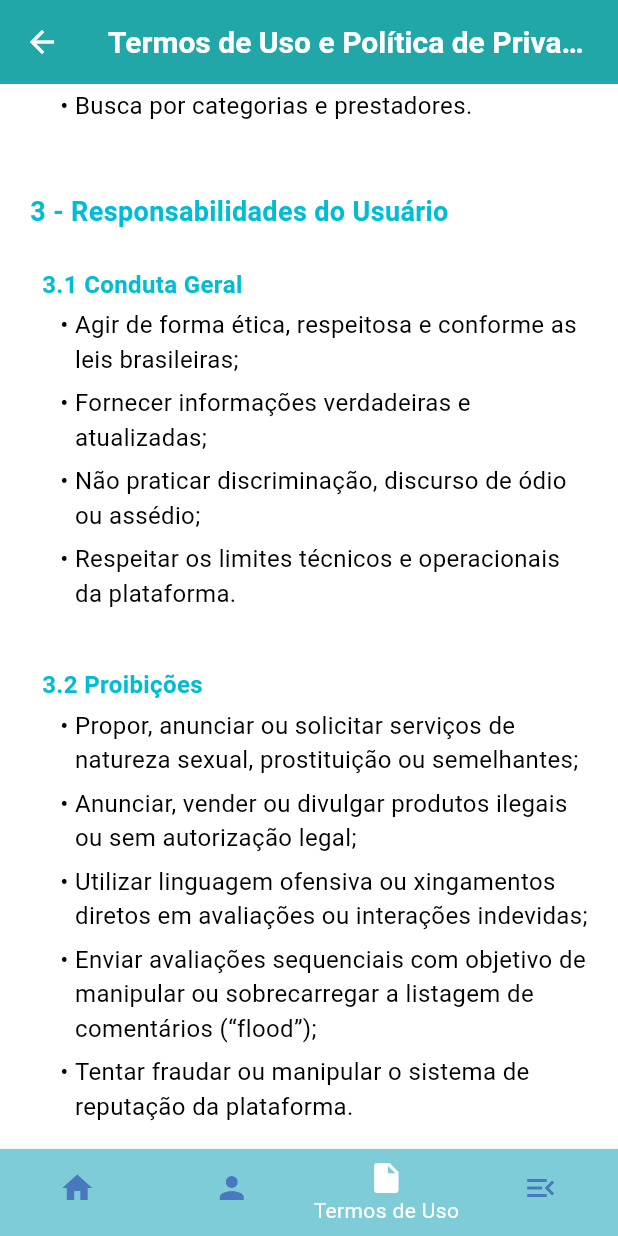
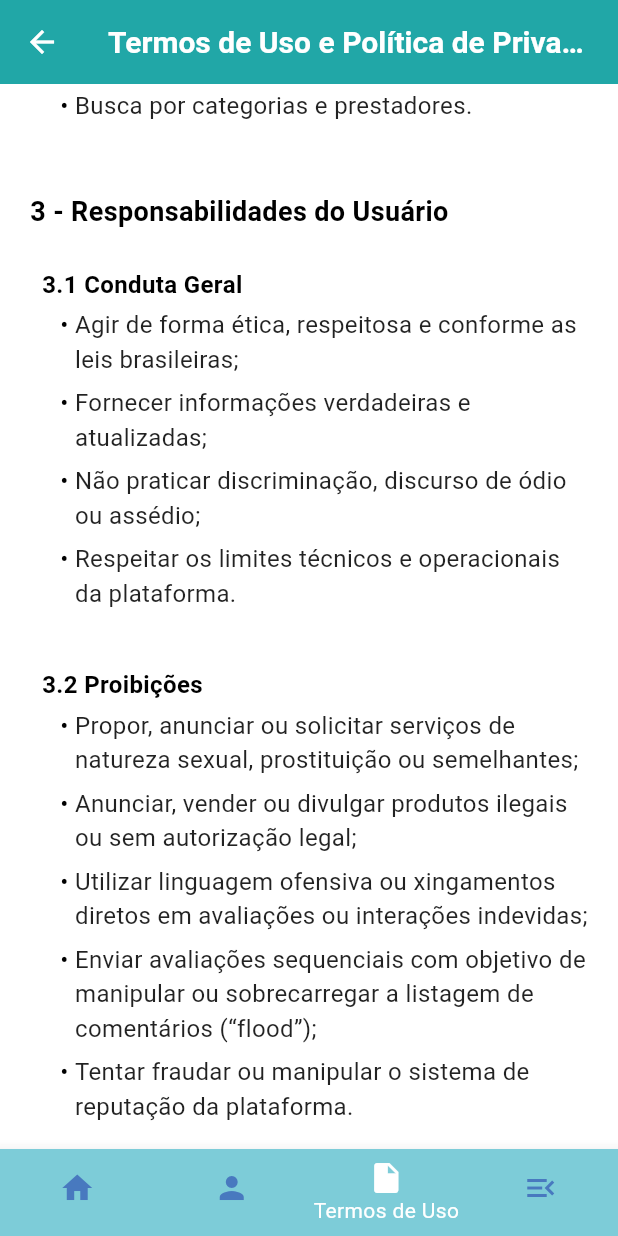
Before and after one commit to JVBC743/servinow-mobile, a Flutter app: the TermosDeUsoScreen screen opened by its route, scrolled down 576 dp, on a phone screen of 412 x 824 dp. Run offline on Flutter 3.47's test engine with Material 3 defaults, Android fonts, the phone set to English and light mode, and no system bars; our stand-ins replace connectivity_plus, mask_text_input_formatter, shared_preferences; accounts and stored records are empty.

Commit message:
Enhance dark theme support in SobreNosScreen and TermosDeUsoScreen with dynamic text colors

```diff
--- a/lib/screens/menu/sobre_nos.dart
+++ b/lib/screens/menu/sobre_nos.dart
@@ -6,6 +6,12 @@ class SobreNosScreen extends StatelessWidget {
 
   @override
   Widget build(BuildContext context) {
+    final isDark = Theme.of(context).brightness == Brightness.dark;
+    final textColor = isDark
+        ? Colors.white
+        : const Color.fromARGB(179, 0, 0, 0);
+    final titleColor = isDark ? Colors.white : Colors.black;
+
     final integrantes = [
       {'nome': 'Matheus Pantoja de Morais', 'imagem': 'assets/matheus.jpg'},
       {
@@ -23,21 +29,18 @@ class SobreNosScreen extends StatelessWidget {
         child: Column(
           children: [
             const SizedBox(height: 16),
-            const Text(
+            Text(
               'Olá! Somos um grupo sem fins lucrativos, afinal, o que importa para nós é aquela nota boa que devemos ter no final do semestre! Brincadeiras à parte, buscamos oferecer os melhores sistemas para cada contexto que os nossos clientes (no caso, o professor) solicitarem.\n\nAlém disso, se quiser, revise os Termos de Compromisso e de Privacidade que o site oferece aos nossos clientes.',
-              style: TextStyle(
-                fontSize: 16,
-                color: Color.fromARGB(179, 0, 0, 0),
-              ),
+              style: TextStyle(fontSize: 16, color: textColor),
               textAlign: TextAlign.justify,
             ),
             const SizedBox(height: 32),
-            const Text(
+            Text(
               'Integrantes',
               style: TextStyle(
                 fontSize: 24,
                 fontWeight: FontWeight.bold,
-                color: Colors.black,
+                color: titleColor,
               ),
               textAlign: TextAlign.center,
             ),
@@ -60,7 +63,7 @@ class SobreNosScreen extends StatelessWidget {
                     const SizedBox(height: 8),
                     Text(
                       integrante['nome']!,
-                      style: const TextStyle(color: Colors.black, fontSize: 14),
+                      style: TextStyle(color: titleColor, fontSize: 14),
                       textAlign: TextAlign.center,
                     ),
                   ],
--- a/lib/screens/menu/termos_de_uso.dart
+++ b/lib/screens/menu/termos_de_uso.dart
@@ -6,6 +6,11 @@ class TermosDeUsoScreen extends StatelessWidget {
 
   @override
   Widget build(BuildContext context) {
+    final isDark = Theme.of(context).brightness == Brightness.dark;
+    final titleColor = isDark ? Colors.white : Colors.black;
+    final bodyColor = isDark ? Colors.white70 : Colors.black87;
+    final bulletColor = isDark ? Colors.white : Colors.black;
+
     return Scaffold(
       appBar: AppBar(
         title: const Text('Termos de Uso e Política de Privacidade'),
@@ -17,27 +22,30 @@ class TermosDeUsoScreen extends StatelessWidget {
           child: Column(
             crossAxisAlignment: CrossAxisAlignment.start,
             children: [
-              const Center(
+              Center(
                 child: Text(
                   '',
                   textAlign: TextAlign.center,
                   style: TextStyle(
                     fontSize: 22,
                     fontWeight: FontWeight.bold,
-                    color: Colors.black,
+                    color: titleColor,
                   ),
                 ),
               ),
               const SizedBox(height: 20),
-              _buildSectionTitle('1 - Objetivo'),
+              _buildSectionTitle('1 - Objetivo', titleColor),
               _buildSectionContent(
                 'O sistema ServiNow tem o objetivo de facilitar a conexão entre clientes e prestadores de serviço, por meio de funcionalidades como agendamento, avaliação e gerenciamento de serviços, acessíveis em diversos dispositivos.',
+                bodyColor,
               ),
-              _buildSectionTitle('2 - Funcionalidades'),
+              _buildSectionTitle('2 - Funcionalidades', titleColor),
               _buildSectionContent(
                 '2.1 O sistema oferece as seguintes funcionalidades:',
+                bodyColor,
               ),
-              _buildBulletList([
+              _buildBulletList(
+                [
                   'Cadastro e login de usuário;',
                   'Cadastro e gerenciamento de serviços;',
                   'Agendamento de serviços;',
@@ -46,52 +54,79 @@ class TermosDeUsoScreen extends StatelessWidget {
                   'Configurações de conta;',
                   'Geração de relatórios e controle de histórico;',
                   'Busca por categorias e prestadores.',
-              ]),
-              _buildSectionTitle('3 - Responsabilidades do Usuário'),
-              _buildSubSectionTitle('3.1 Conduta Geral'),
-              _buildBulletList([
+                ],
+                bulletColor,
+                bodyColor,
+              ),
+              _buildSectionTitle(
+                '3 - Responsabilidades do Usuário',
+                titleColor,
+              ),
+              _buildSubSectionTitle('3.1 Conduta Geral', titleColor),
+              _buildBulletList(
+                [
                   'Agir de forma ética, respeitosa e conforme as leis brasileiras;',
                   'Fornecer informações verdadeiras e atualizadas;',
                   'Não praticar discriminação, discurso de ódio ou assédio;',
                   'Respeitar os limites técnicos e operacionais da plataforma.',
-              ]),
-              _buildSubSectionTitle('3.2 Proibições'),
-              _buildBulletList([
+                ],
+                bulletColor,
+                bodyColor,
+              ),
+              _buildSubSectionTitle('3.2 Proibições', titleColor),
+              _buildBulletList(
+                [
                   'Propor, anunciar ou solicitar serviços de natureza sexual, prostituição ou semelhantes;',
                   'Anunciar, vender ou divulgar produtos ilegais ou sem autorização legal;',
                   'Utilizar linguagem ofensiva ou xingamentos diretos em avaliações ou interações indevidas;',
                   'Enviar avaliações sequenciais com objetivo de manipular ou sobrecarregar a listagem de comentários (“flood”);',
                   'Tentar fraudar ou manipular o sistema de reputação da plataforma.',
-              ]),
-              _buildSubSectionTitle('3.3 Penalidades'),
-              _buildBulletList([
+                ],
+                bulletColor,
+                bodyColor,
+              ),
+              _buildSubSectionTitle('3.3 Penalidades', titleColor),
+              _buildBulletList(
+                [
                   'Advertência;',
                   'Suspensão temporária da conta;',
                   'Banimento permanente do usuário.',
-              ]),
-              _buildSubSectionTitle('3.4 Usuário como Cliente'),
+                ],
+                bulletColor,
+                bodyColor,
+              ),
+              _buildSubSectionTitle('3.4 Usuário como Cliente', titleColor),
               _buildSectionContent(
                 'O cliente é responsável por verificar a confiabilidade dos prestadores antes de efetuar o agendamento, e por utilizar os recursos da plataforma de maneira consciente.',
+                bodyColor,
               ),
-              _buildSubSectionTitle('3.5 Usuário como Prestador de Serviços'),
+              _buildSubSectionTitle(
+                '3.5 Usuário como Prestador de Serviços',
+                titleColor,
+              ),
               _buildSectionContent(
                 'O prestador deve garantir a veracidade das informações fornecidas, manter conduta profissional e cumprir com os prazos e condições oferecidos.',
+                bodyColor,
               ),
-              _buildSectionTitle('4 - Privacidade'),
+              _buildSectionTitle('4 - Privacidade', titleColor),
               _buildSectionContent(
                 'A ServiNow atua apenas como intermediadora e não compartilha informações dos usuários com terceiros, salvo por obrigação legal. Os dados são utilizados unicamente para o funcionamento do sistema.',
+                bodyColor,
               ),
-              _buildSectionTitle('4.1 Denúncia'),
+              _buildSectionTitle('4.1 Denúncia', titleColor),
               _buildSectionContent(
                 'A plataforma disponibiliza um meio para denúncia de condutas inadequadas, que são os e-mails dos desenvolvedores, disponibilizados no item 6. Todas as denúncias são analisadas pela equipe do ServiNow com confidencialidade e imparcialidade.',
+                bodyColor,
               ),
-              _buildSectionTitle('5 - Proteção de Dados'),
+              _buildSectionTitle('5 - Proteção de Dados', titleColor),
               _buildSectionContent(
                 'Os dados dos usuários (nome, e-mail, preferências, avaliações, etc.) são armazenados com segurança, conforme a Lei Geral de Proteção de Dados (LGPD - Lei nº 13.709/2018). O usuário pode solicitar a atualização ou exclusão de seus dados a qualquer momento.',
+                bodyColor,
               ),
-              _buildSectionTitle('6 - Disposições Finais'),
+              _buildSectionTitle('6 - Disposições Finais', titleColor),
               _buildSectionContent(
                 'A ServiNow poderá alterar estes Termos de Uso e Política de Privacidade a qualquer momento, com aviso prévio por e-mail ou na própria plataforma. O uso contínuo após as alterações indica concordância com os novos termos.',
+                bodyColor,
               ),
               _buildSectionContent(
                 'E-mails dos desenvolvedores:\n'
@@ -99,6 +134,7 @@ class TermosDeUsoScreen extends StatelessWidget {
                 'João Victor Brum de Castro (joaovictor.brumc@gmail.com)\n'
                 'Matheus Pantoja de Morais (mateus4pantoja@gmail.com)\n'
                 'Manoel de Jesus Moreira de Aguiar (manoelmaguiar@gmail.com)',
+                bodyColor,
               ),
               const SizedBox(height: 60),
             ],
@@ -108,45 +144,46 @@ class TermosDeUsoScreen extends StatelessWidget {
     );
   }
 
-  Widget _buildSectionTitle(String title) {
+  Widget _buildSectionTitle(String title, Color color) {
     return Padding(
       padding: const EdgeInsets.only(top: 24, bottom: 8),
       child: Text(
         title,
-        style: const TextStyle(
+        style: TextStyle(
           fontSize: 18,
           fontWeight: FontWeight.bold,
-          color: Colors.cyan,
+          color: color,
         ),
       ),
     );
   }
 
-  Widget _buildSubSectionTitle(String title) {
+  Widget _buildSubSectionTitle(String title, Color color) {
     return Padding(
       padding: const EdgeInsets.only(top: 16, bottom: 4, left: 8),
       child: Text(
         title,
-        style: const TextStyle(
+        style: TextStyle(
           fontSize: 16,
           fontWeight: FontWeight.bold,
-          color: Colors.cyan,
+          color: color,
         ),
       ),
     );
   }
 
-  Widget _buildSectionContent(String content) {
+  Widget _buildSectionContent(String content, Color color) {
     return Padding(
       padding: const EdgeInsets.only(bottom: 12, left: 8, right: 8),
-      child: Text(
-        content,
-        style: const TextStyle(fontSize: 16, color: Colors.black87),
-      ),
+      child: Text(content, style: TextStyle(fontSize: 16, color: color)),
     );
   }
 
-  Widget _buildBulletList(List<String> items) {
+  Widget _buildBulletList(
+    List<String> items,
+    Color bulletColor,
+    Color textColor,
+  ) {
     return Padding(
       padding: const EdgeInsets.only(left: 20, bottom: 16),
       child: Column(
@@ -158,17 +195,14 @@ class TermosDeUsoScreen extends StatelessWidget {
                 child: Row(
                   crossAxisAlignment: CrossAxisAlignment.start,
                   children: [
-                    const Text(
+                    Text(
                       '• ',
-                      style: TextStyle(fontSize: 16, color: Colors.black),
+                      style: TextStyle(fontSize: 16, color: bulletColor),
                     ),
                     Expanded(
                       child: Text(
                         item,
-                        style: const TextStyle(
-                          fontSize: 16,
-                          color: Colors.black,
-                        ),
+                        style: TextStyle(fontSize: 16, color: textColor),
                       ),
                     ),
                   ],
```
Lines whose indentation alone changed are shown as unchanged.
